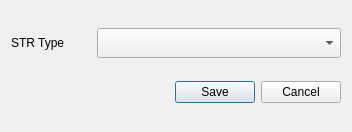
The window that ui/ui_str_editor.ui (gltn/stdm) describes before a commit, drawn with Qt 5.
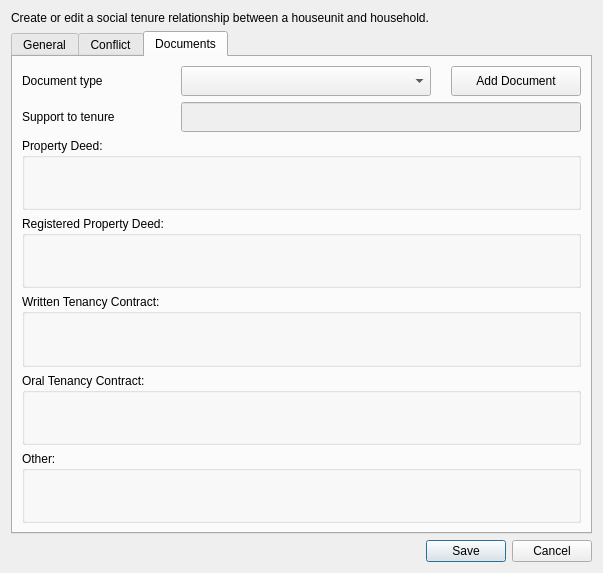
The same window after the commit. The open tabs and pages were chosen to show the change. Icons and pictures are not drawn. Custom widgets are drawn as their Qt base class.

Commit message: Update viewing of Social Tenure Relationship

```diff
--- a/ui/ui_str_editor.ui
+++ b/ui/ui_str_editor.ui
@@ -6,41 +6,393 @@
    <rect>
     <x>0</x>
     <y>0</y>
-    <width>352</width>
-    <height>132</height>
+    <width>603</width>
+    <height>573</height>
    </rect>
   </property>
   <property name="windowTitle">
    <string>Social Tenure Relationship Editor</string>
   </property>
-  <layout class="QGridLayout" name="gridLayout">
-   <item row="0" column="0" colspan="2">
+  <layout class="QGridLayout" name="gridLayout_5">
+   <item row="0" column="0">
     <layout class="QVBoxLayout" name="vlNotification"/>
    </item>
    <item row="1" column="0">
-    <widget class="QLabel" name="label_15">
-     <property name="maximumSize">
-      <size>
-       <width>80</width>
-       <height>16777215</height>
-      </size>
-     </property>
-     <property name="text">
-      <string>STR Type</string>
-     </property>
-    </widget>
+    <layout class="QVBoxLayout" name="verticalLayout">
+     <item>
+      <widget class="QLabel" name="label">
+       <property name="text">
+        <string>&lt;html&gt;&lt;head/&gt;&lt;body&gt;&lt;p&gt;Create or edit a social tenure relationship between a houseunit and household.&lt;/p&gt;&lt;/body&gt;&lt;/html&gt;</string>
+       </property>
+       <property name="wordWrap">
+        <bool>true</bool>
+       </property>
+      </widget>
+     </item>
+    </layout>
    </item>
-   <item row="1" column="1">
-    <widget class="QComboBox" name="cboSTRType">
-     <property name="minimumSize">
-      <size>
-       <width>0</width>
-       <height>30</height>
-      </size>
+   <item row="2" column="0">
+    <widget class="QTabWidget" name="tabWidget">
+     <property name="currentIndex">
+      <number>0</number>
      </property>
+     <widget class="QWidget" name="tab">
+      <attribute name="title">
+       <string>General</string>
+      </attribute>
+      <layout class="QGridLayout" name="gridLayout">
+       <item row="2" column="1" colspan="2">
+        <widget class="ComboBoxWithOther" name="cbo_str_type" native="true"/>
+       </item>
+       <item row="5" column="0" colspan="3">
+        <widget class="YesNoSelector" name="chk_paid" native="true"/>
+       </item>
+       <item row="0" column="0" colspan="3">
+        <widget class="QGroupBox" name="groupBox">
+         <property name="title">
+          <string>Houseunit:</string>
+         </property>
+         <layout class="QGridLayout" name="gridLayout_2">
+          <property name="leftMargin">
+           <number>4</number>
+          </property>
+          <property name="topMargin">
+           <number>1</number>
+          </property>
+          <property name="rightMargin">
+           <number>4</number>
+          </property>
+          <property name="bottomMargin">
+           <number>9</number>
+          </property>
+          <property name="horizontalSpacing">
+           <number>1</number>
+          </property>
+          <item row="0" column="0">
+           <widget class="ForeignKeyMapper" name="fk_house_unit" native="true"/>
+          </item>
+         </layout>
+        </widget>
+       </item>
+       <item row="4" column="0" colspan="3">
+        <widget class="YesNoSelector" name="chk_land_taxes" native="true">
+         <property name="enabled">
+          <bool>false</bool>
+         </property>
+        </widget>
+       </item>
+       <item row="1" column="0" colspan="3">
+        <widget class="QGroupBox" name="groupBox_2">
+         <property name="title">
+          <string>Household:</string>
+         </property>
+         <layout class="QGridLayout" name="gridLayout_3">
+          <property name="leftMargin">
+           <number>4</number>
+          </property>
+          <property name="topMargin">
+           <number>1</number>
+          </property>
+          <property name="rightMargin">
+           <number>4</number>
+          </property>
+          <property name="bottomMargin">
+           <number>9</number>
+          </property>
+          <item row="0" column="0">
+           <widget class="ForeignKeyMapper" name="fk_household" native="true"/>
+          </item>
+         </layout>
+        </widget>
+       </item>
+       <item row="2" column="0">
+        <widget class="QLabel" name="label_2">
+         <property name="text">
+          <string>Social Tenure Relationship Type</string>
+         </property>
+        </widget>
+       </item>
+       <item row="3" column="0">
+        <widget class="QLabel" name="label_7">
+         <property name="text">
+          <string>Plot Owner</string>
+         </property>
+        </widget>
+       </item>
+       <item row="3" column="1">
+        <widget class="QLineEdit" name="txt_plot_owner">
+         <property name="enabled">
+          <bool>false</bool>
+         </property>
+         <property name="minimumSize">
+          <size>
+           <width>0</width>
+           <height>30</height>
+          </size>
+         </property>
+        </widget>
+       </item>
+      </layout>
+      <zorder>chk_land_taxes</zorder>
+      <zorder>chk_paid</zorder>
+      <zorder>label_2</zorder>
+      <zorder>cbo_str_type</zorder>
+      <zorder>groupBox</zorder>
+      <zorder>groupBox_2</zorder>
+      <zorder>label_7</zorder>
+      <zorder>txt_plot_owner</zorder>
+     </widget>
+     <widget class="QWidget" name="tab_3">
+      <attribute name="title">
+       <string>Conflict</string>
+      </attribute>
+      <layout class="QGridLayout" name="gridLayout_6">
+       <item row="0" column="0">
+        <widget class="QGroupBox" name="gb_conflict">
+         <property name="title">
+          <string>Conflict:</string>
+         </property>
+         <property name="checkable">
+          <bool>true</bool>
+         </property>
+         <property name="checked">
+          <bool>false</bool>
+         </property>
+         <layout class="QGridLayout" name="gridLayout_4">
+          <item row="1" column="0">
+           <widget class="QLabel" name="label_4">
+            <property name="text">
+             <string>Description</string>
+            </property>
+           </widget>
+          </item>
+          <item row="0" column="0">
+           <widget class="QLabel" name="label_3">
+            <property name="minimumSize">
+             <size>
+              <width>100</width>
+              <height>0</height>
+             </size>
+            </property>
+            <property name="text">
+             <string>Party name</string>
+            </property>
+           </widget>
+          </item>
+          <item row="0" column="1">
+           <widget class="QLineEdit" name="txt_conflict_party">
+            <property name="minimumSize">
+             <size>
+              <width>0</width>
+              <height>30</height>
+             </size>
+            </property>
+            <property name="maxLength">
+             <number>100</number>
+            </property>
+           </widget>
+          </item>
+          <item row="1" column="1">
+           <widget class="QTextEdit" name="txt_conflict_description"/>
+          </item>
+         </layout>
+        </widget>
+       </item>
+      </layout>
+     </widget>
+     <widget class="QWidget" name="tab_2">
+      <attribute name="title">
+       <string>Documents</string>
+      </attribute>
+      <layout class="QGridLayout" name="gridLayout_7">
+       <property name="horizontalSpacing">
+        <number>20</number>
+       </property>
+       <item row="2" column="0" colspan="3">
+        <widget class="QGroupBox" name="groupBox_3">
+         <property name="title">
+          <string>Property Deed:</string>
+         </property>
+         <layout class="QVBoxLayout" name="verticalLayout_2">
+          <property name="leftMargin">
+           <number>5</number>
+          </property>
+          <property name="topMargin">
+           <number>1</number>
+          </property>
+          <property name="rightMargin">
+           <number>5</number>
+          </property>
+          <property name="bottomMargin">
+           <number>1</number>
+          </property>
+          <item>
+           <layout class="QVBoxLayout" name="vl_property_deed"/>
+          </item>
+         </layout>
+        </widget>
+       </item>
+       <item row="4" column="0" colspan="3">
+        <widget class="QGroupBox" name="groupBox_5">
+         <property name="title">
+          <string>Written Tenancy Contract:</string>
+         </property>
+         <layout class="QVBoxLayout" name="verticalLayout_4">
+          <property name="leftMargin">
+           <number>5</number>
+          </property>
+          <property name="topMargin">
+           <number>1</number>
+          </property>
+          <property name="rightMargin">
+           <number>5</number>
+          </property>
+          <property name="bottomMargin">
+           <number>1</number>
+          </property>
+          <item>
+           <layout class="QVBoxLayout" name="vl_tenancy_contract"/>
+          </item>
+         </layout>
+        </widget>
+       </item>
+       <item row="5" column="0" colspan="3">
+        <widget class="QGroupBox" name="groupBox_6">
+         <property name="title">
+          <string>Oral Tenancy Contract:</string>
+         </property>
+         <layout class="QVBoxLayout" name="verticalLayout_5">
+          <property name="leftMargin">
+           <number>5</number>
+          </property>
+          <property name="topMargin">
+           <number>1</number>
+          </property>
+          <property name="rightMargin">
+           <number>5</number>
+          </property>
+          <property name="bottomMargin">
+           <number>1</number>
+          </property>
+          <item>
+           <layout class="QVBoxLayout" name="vl_oral_tenancy_contract"/>
+          </item>
+         </layout>
+        </widget>
+       </item>
+       <item row="3" column="0" colspan="3">
+        <widget class="QGroupBox" name="groupBox_4">
+         <property name="title">
+          <string>Registered Property Deed:</string>
+         </property>
+         <layout class="QVBoxLayout" name="verticalLayout_3">
+          <property name="leftMargin">
+           <number>5</number>
+          </property>
+          <property name="topMargin">
+           <number>1</number>
+          </property>
+          <property name="rightMargin">
+           <number>5</number>
+          </property>
+          <property name="bottomMargin">
+           <number>1</number>
+          </property>
+          <item>
+           <layout class="QVBoxLayout" name="vl_registered_property"/>
+          </item>
+         </layout>
+        </widget>
+       </item>
+       <item row="6" column="0" colspan="3">
+        <widget class="QGroupBox" name="groupBox_7">
+         <property name="title">
+          <string>Other:</string>
+         </property>
+         <layout class="QVBoxLayout" name="verticalLayout_6">
+          <property name="leftMargin">
+           <number>5</number>
+          </property>
+          <property name="topMargin">
+           <number>1</number>
+          </property>
+          <property name="rightMargin">
+           <number>5</number>
+          </property>
+          <property name="bottomMargin">
+           <number>1</number>
+          </property>
+          <item>
+           <layout class="QVBoxLayout" name="vl_doc_other"/>
+          </item>
+         </layout>
+        </widget>
+       </item>
+       <item row="0" column="1">
+        <widget class="QComboBox" name="cbo_doc_type">
+         <property name="minimumSize">
+          <size>
+           <width>250</width>
+           <height>30</height>
+          </size>
+         </property>
+        </widget>
+       </item>
+       <item row="0" column="0">
+        <widget class="QLabel" name="label_5">
+         <property name="text">
+          <string>Document type</string>
+         </property>
+        </widget>
+       </item>
+       <item row="0" column="2">
+        <widget class="QPushButton" name="btn_add_doc">
+         <property name="minimumSize">
+          <size>
+           <width>0</width>
+           <height>30</height>
+          </size>
+         </property>
+         <property name="maximumSize">
+          <size>
+           <width>130</width>
+           <height>30</height>
+          </size>
+         </property>
+         <property name="text">
+          <string>Add Document</string>
+         </property>
+         <property name="icon">
+          <iconset resource="../resources.qrc">
+           <normaloff>:/plugins/stdm/images/icons/document.png</normaloff>:/plugins/stdm/images/icons/document.png</iconset>
+         </property>
+        </widget>
+       </item>
+       <item row="1" column="0">
+        <widget class="QLabel" name="label_6">
+         <property name="text">
+          <string>Support to tenure</string>
+         </property>
+        </widget>
+       </item>
+       <item row="1" column="1" colspan="2">
+        <widget class="QLineEdit" name="txt_tenure_support">
+         <property name="enabled">
+          <bool>false</bool>
+         </property>
+         <property name="minimumSize">
+          <size>
+           <width>0</width>
+           <height>30</height>
+          </size>
+         </property>
+        </widget>
+       </item>
+      </layout>
+     </widget>
     </widget>
    </item>
-   <item row="2" column="0" colspan="2">
+   <item row="3" column="0">
     <widget class="QDialogButtonBox" name="buttonBox">
      <property name="orientation">
       <enum>Qt::Horizontal</enum>
@@ -52,6 +404,31 @@
    </item>
   </layout>
  </widget>
- <resources/>
+ <customwidgets>
+  <customwidget>
+   <class>ForeignKeyMapper</class>
+   <extends>QWidget</extends>
+   <header>.foreign_key_mapper</header>
+   <container>1</container>
+  </customwidget>
+  <customwidget>
+   <class>ComboBoxWithOther</class>
+   <extends>QWidget</extends>
+   <header>customcontrols</header>
+   <container>1</container>
+  </customwidget>
+  <customwidget>
+   <class>YesNoSelector</class>
+   <extends>QWidget</extends>
+   <header>customcontrols</header>
+   <container>1</container>
+  </customwidget>
+ </customwidgets>
+ <tabstops>
+  <tabstop>buttonBox</tabstop>
+ </tabstops>
+ <resources>
+  <include location="../resources.qrc"/>
+ </resources>
  <connections/>
 </ui>
```
The commit also changes 39 other files.
